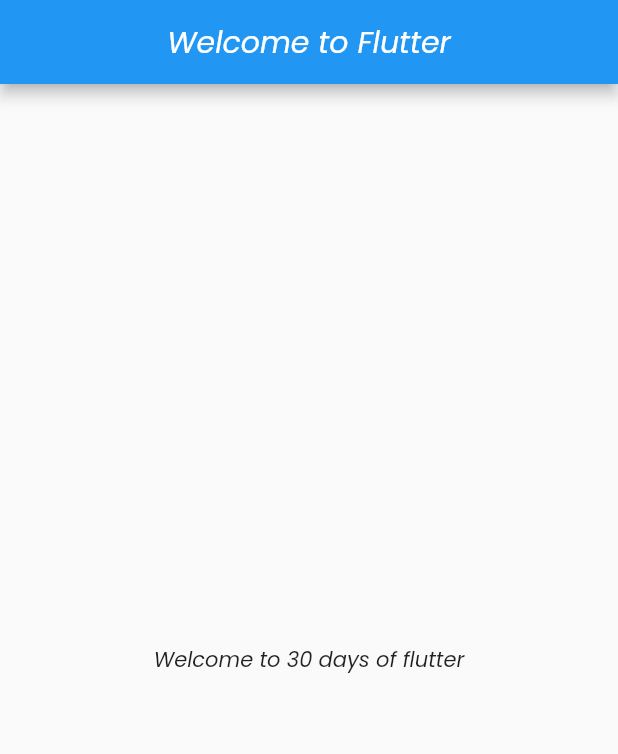
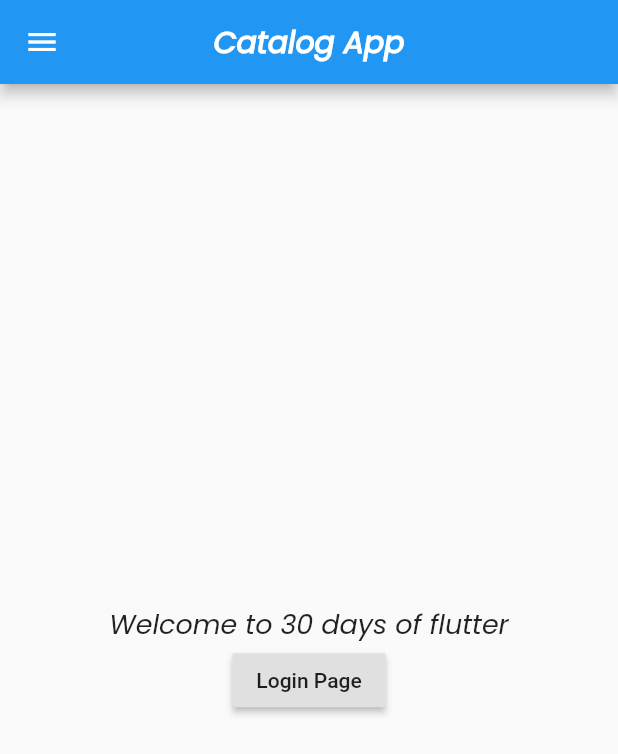
Before and after one commit to mudassirmairaj/flutter_app, a Flutter app: the screen it shows after launch, on a phone screen of 412 x 824 dp. Shown: the top 754 px of the screen. Run offline on Flutter 3.47's test engine with Material 2 defaults, Android fonts, the phone set to English and light mode, and no system bars.

Commit message:
functions,class,themedata,routes

```diff
--- /dev/null
+++ b/lib/home_page.dart
@@ -0,0 +1,42 @@
+import 'package:flutter/material.dart';
+import 'login_page.dart';
+
+class HomePage extends StatelessWidget {
+  final String title = 'Catalog App';
+
+  @override
+  Widget build(BuildContext context) {
+    return Scaffold(
+      appBar: AppBar(
+        centerTitle: true,
+        title: Text(
+          '$title',
+          style: TextStyle(fontFamily: 'Poppins', fontWeight: FontWeight.bold),
+        ),
+      ),
+      body: Center(
+        child: Column(
+          mainAxisAlignment: MainAxisAlignment.center,
+          children: [
+            Container(
+              child: Text(
+                'Welcome to 30 days of flutter',
+                style: TextStyle(
+                  fontFamily: 'Poppins',
+                  fontSize: 18,
+                ),
+              ),
+            ),
+            RaisedButton(
+              child: Text('Login Page'),
+              onPressed: () {
+                // Navigate to the second screen using a named route.
+              },
+            )
+          ],
+        ),
+      ),
+      drawer: Drawer(),
+    );
+  }
+}
--- /dev/null
+++ b/lib/login_page.dart
@@ -0,0 +1,18 @@
+import 'package:flutter/cupertino.dart';
+import 'package:flutter/material.dart';
+
+class LoginPage extends StatelessWidget {
+  @override
+  Widget build(BuildContext context) {
+    return Material(
+      child: Center(
+        child: Container(
+          child: Text(
+            'Login Page',
+            style: TextStyle(fontFamily: 'Poppins', fontSize: 20, fontWeight: FontWeight.bold),
+          ),
+        ),
+      ),
+    );
+  }
+}
--- a/lib/main.dart
+++ b/lib/main.dart
@@ -1,30 +1,21 @@
 import 'package:flutter/material.dart';
+import 'package:flutter_app/home_page.dart';
+import 'package:flutter_app/login_page.dart';
 
 void main() => runApp(MyApp()); // main function is the entry point of our app
 
 class MyApp extends StatelessWidget {
-
-
   @override
   Widget build(BuildContext context) {
     return MaterialApp(
       debugShowCheckedModeBanner: false,
-      title: 'Flutter App!',
-      home: Scaffold(
-        appBar: AppBar(
-          centerTitle: true,
-          title: Text(
-            'Welcome to Flutter',
-            style: TextStyle(fontFamily: 'Poppins'),
-          ),
-        ),
-        body: Center(
-          child: Text(
-            'Welcome to 30 days of flutter',
-            style: TextStyle(fontFamily: 'Poppins'),
-          ),
-        ),
-      ),
+      themeMode: ThemeMode.light,
+      darkTheme: ThemeData(brightness: Brightness.dark),
+      initialRoute: "/home",
+      routes: {
+        "/home": (context) => HomePage(),
+        "/login":(context) => LoginPage(),
+      },
     );
   }
 }
```
